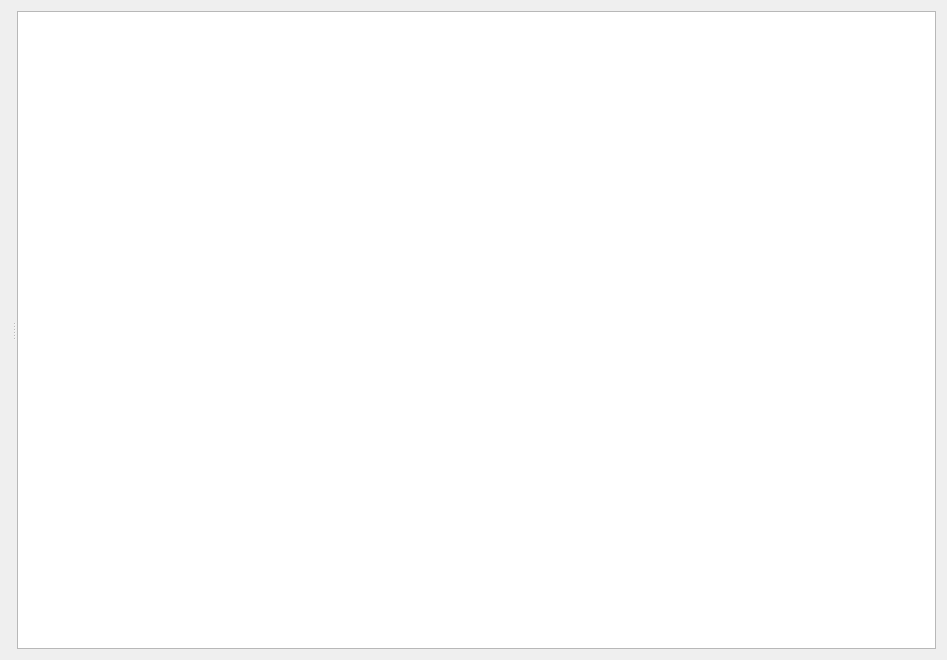
First picture: the form in cbr/kinetics/visual/PlotWidget.ui, repository TUM-CBR/pymol-plugins, before the edit.
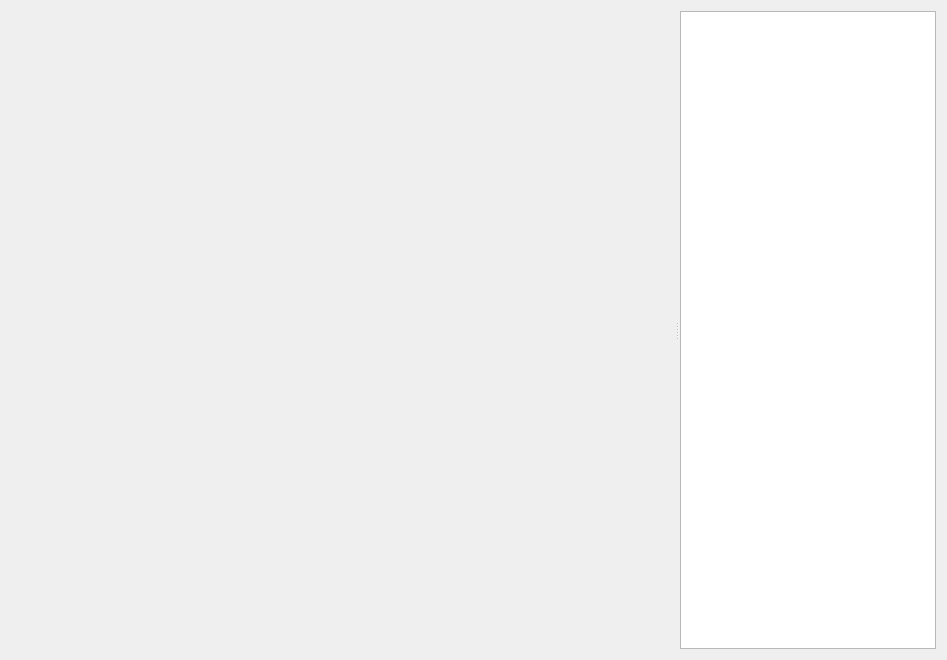
Second picture: the form after the edit.

```diff
--- a/cbr/kinetics/visual/PlotWidget.ui
+++ b/cbr/kinetics/visual/PlotWidget.ui
@@ -24,8 +24,8 @@
      </property>
      <widget class="QWidget" name="plotContainer" native="true">
       <property name="sizePolicy">
-       <sizepolicy hsizetype="Preferred" vsizetype="Preferred">
-        <horstretch>0</horstretch>
+       <sizepolicy hsizetype="Expanding" vsizetype="Preferred">
+        <horstretch>1</horstretch>
         <verstretch>0</verstretch>
        </sizepolicy>
       </property>
@@ -35,7 +35,7 @@
         <height>0</height>
        </size>
       </property>
-      <layout class="QHBoxLayout" name="horizontalLayout_3">
+      <layout class="QVBoxLayout" name="verticalLayout">
        <item>
         <widget class="QWidget" name="plotWidget" native="true">
          <property name="sizePolicy">
```
Left out of the diff: 6 changed lines with no effect on the pictures.
